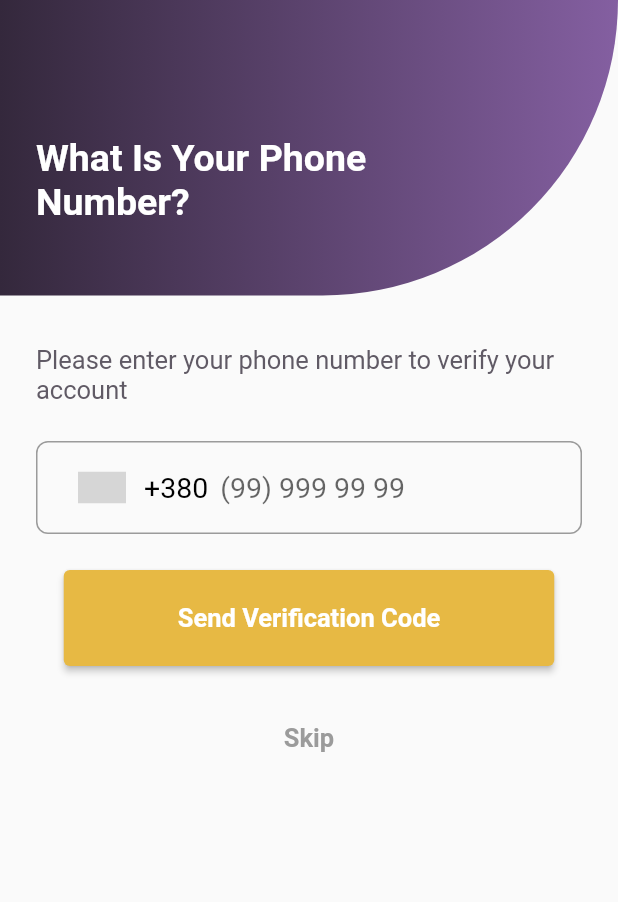
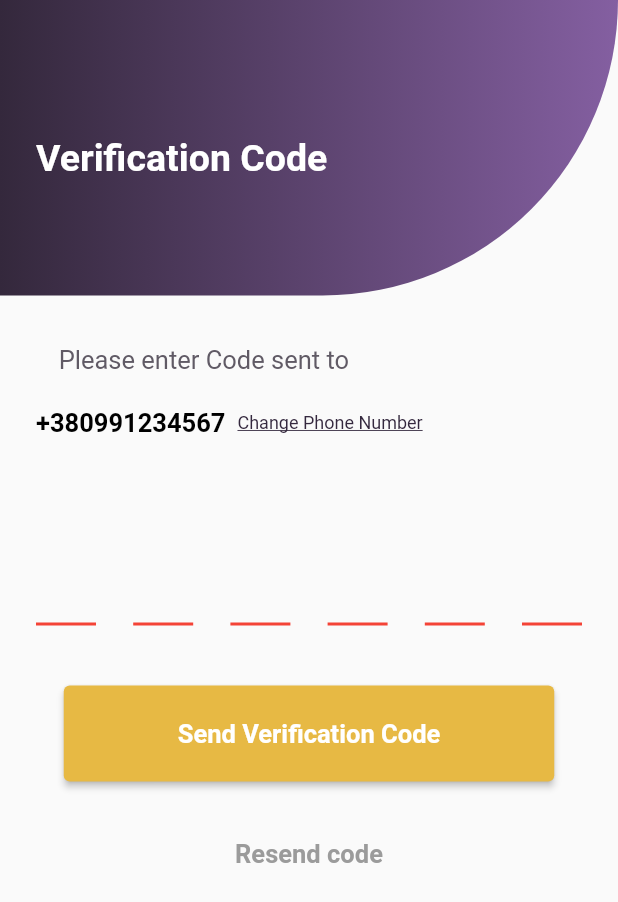
Before and after one commit to yurii-t/ecom_app, a Flutter app: the EnterPhoneWidget screen opened directly, after a tap on "Send Verification Code", on a phone screen of 412 x 824 dp. Shown: the top 902 px of the screen. Run offline on Flutter 3.47's test engine with Material 2 defaults, Android fonts, the phone set to English and light mode, and no system bars; drawn by our look-alikes of intl_phone_number_input, pin_code_fields; grey boxes are pictures that could not be loaded.

Commit message:
add pin_verification_screen

```diff
--- a/lib/ui/login/enter_phone_screen/enter_phone_widget.dart
+++ b/lib/ui/login/enter_phone_screen/enter_phone_widget.dart
@@ -1,3 +1,4 @@
+import 'package:ecom_app/ui/login/verefication_screen/verification_widget.dart';
 import 'package:flutter/material.dart';
 import 'package:flutter/widgets.dart';
 import 'package:intl_phone_number_input/intl_phone_number_input.dart';
@@ -109,7 +110,9 @@ class _EnterPhoneWidgetState extends State<EnterPhoneWidget> {
                                 onPrimary: Colors.white,
                                 minimumSize: const Size(327, 64),
                               ),
-                      onPressed: (){},
+                      onPressed: (){
+                        Navigator.push(context, MaterialPageRoute(builder: (context)=>  VerificationVWidget()));
+                      },
                       child: const Text('Send Verification Code',
                       style: TextStyle(
                         fontSize: 17,
--- /dev/null
+++ b/lib/ui/login/verefication_screen/pin_verification_body_widget.dart
@@ -0,0 +1,86 @@
+import 'dart:async';
+
+import 'package:flutter/material.dart';
+import 'package:pin_code_fields/pin_code_fields.dart';
+
+class PinVerificationBodyWidget extends StatefulWidget {
+  PinVerificationBodyWidget({Key? key}) : super(key: key);
+
+  @override
+  State<PinVerificationBodyWidget> createState() => _PinVerificationBodyWidgetState();
+}
+
+class _PinVerificationBodyWidgetState extends State<PinVerificationBodyWidget> {
+
+   TextEditingController textEditingController = TextEditingController();
+  // ..text = "123456";
+
+  // ignore: close_sinks
+  StreamController<ErrorAnimationType>? errorController;
+
+  bool hasError = false;
+  String currentText = "";
+  final formKey = GlobalKey<FormState>();
+
+  @override
+  void initState() {
+    errorController = StreamController<ErrorAnimationType>();
+    super.initState();
+  }
+
+  @override
+  void dispose() {
+    errorController!.close();
+
+    super.dispose();
+  }
+
+  // snackBar Widget
+  snackBar(String? message) {
+    return ScaffoldMessenger.of(context).showSnackBar(
+      SnackBar(
+        content: Text(message!),
+        duration: const Duration(seconds: 2),
+      ),
+    );
+  }
+
+
+  @override
+  Widget build(BuildContext context) {
+    return Center(
+      child: PinCodeTextField(
+  length: 6,
+  obscureText: false,
+  animationType: AnimationType.fade,
+  pinTheme: PinTheme(
+    shape: PinCodeFieldShape.underline,
+    borderRadius: BorderRadius.circular(5),
+    fieldHeight: 50,
+    fieldWidth: 40,
+    activeFillColor: Colors.white,
+  ),
+  animationDuration: Duration(milliseconds: 100),
+  //backgroundColor: Colors.blue.shade50,
+  enableActiveFill: false,
+  errorAnimationController: errorController,
+  controller: textEditingController,
+  onCompleted: (v) {
+    print("Completed");
+  },
+  onChanged: (value) {
+    print(value);
+    setState(() {
+      currentText = value;
+    });
+  },
+  beforeTextPaste: (text) {
+    print("Allowing to paste $text");
+    //if you return true then it will show the paste confirmation dialog. Otherwise if false, then nothing will happen.
+    //but you can show anything you want here, like your pop up saying wrong paste format or etc
+    return true;
+  }, appContext: context,// appContext: null,
+),
+    );
+  }
+}
--- a/lib/ui/login/verefication_screen/verification_widget.dart
+++ b/lib/ui/login/verefication_screen/verification_widget.dart
@@ -0,0 +1,130 @@
+import 'package:ecom_app/ui/login/verefication_screen/pin_verification_body_widget.dart';
+import 'package:flutter/material.dart';
+import 'package:flutter/widgets.dart';
+
+class VerificationVWidget extends StatefulWidget {
+  VerificationVWidget({Key? key}) : super(key: key);
+
+  @override
+  State<VerificationVWidget> createState() => _VerificationVWidgetState();
+}
+
+class _VerificationVWidgetState extends State<VerificationVWidget> {
+
+  Color yellowColor = const Color.fromRGBO(231, 185, 68, 1);
+
+  @override
+  Widget build(BuildContext context) {
+    return SafeArea(
+      child: Scaffold(
+        body: Column(
+          children: [
+            Container(
+                      width: MediaQuery.of(context).size.width,
+                      //375,
+                      height:197,
+                      child: const Padding(
+                        padding: EdgeInsets.fromLTRB(24, 91, 60, 44),
+                        child:  Text('Verification Code',
+                        textAlign: TextAlign.left,
+                        style: TextStyle(
+                          fontSize: 25,
+                          fontWeight: FontWeight.w700,
+                          color: Colors.white
+                        ),),
+                      ),
+                      decoration: const BoxDecoration(
+                        color:Colors.purple,
+                        borderRadius: BorderRadius.only(bottomRight: Radius.circular(300.0)),
+                         gradient: LinearGradient(
+                      colors: [Color.fromRGBO(52, 40, 60, 1),Color.fromRGBO(132, 95, 161, 1),],
+                      begin: Alignment.centerLeft,
+                      end: Alignment.centerRight,
+                      ),
+                      ),
+                    ),
+                    const SizedBox(height: 33,),
+                    const Padding(
+                      padding: EdgeInsets.only(left: 24,right: 160),
+                      child: Text('Please enter Code sent to ',
+                      textAlign: TextAlign.left,
+                      style: TextStyle(
+                        fontSize:17,
+                        fontWeight: FontWeight.w400,
+                        color: Color.fromRGBO(96, 90, 101, 1),
+
+                      ),
+                      ),
+                    ),
+                    Padding(
+                      padding: const EdgeInsets.fromLTRB(24, 8, 24, 37),
+                      child: Row(
+                        children: [
+                          const Text('+380991234567',
+                          style: TextStyle(fontSize: 17,fontWeight: FontWeight.w700,color: Colors.black),),
+
+                          TextButton(
+                            onPressed:(){
+                                Navigator.of(context).pop();
+                            },
+                            child: const Text('Change Phone Number',
+                            style:  TextStyle(
+                              fontSize: 12,
+                              fontWeight: FontWeight.w400,
+                              color: Color.fromRGBO(52, 40, 62, 1),
+                              decoration: TextDecoration.underline,
+                              )
+                              )
+                              )
+                        ],
+                      ) ,
+                      ),
+                    const SizedBox(height: 24,),
+
+                    Padding(
+                      padding: const EdgeInsets.only(left: 24,right: 24),
+                      child: PinVerificationBodyWidget(),
+                    ),
+
+
+
+                      const SizedBox(height: 24,),
+                    ElevatedButton(
+                      style: ElevatedButton.styleFrom(
+                                primary:yellowColor,
+                                onPrimary: Colors.white,
+                                minimumSize: const Size(327, 64),
+                              ),
+                      onPressed: (){
+                       // Navigator.push(context, MaterialPageRoute(builder: (context)=> const EnterPhoneWidget()));
+                      },
+                      child: const Text('Send Verification Code',
+                      style: TextStyle(
+                        fontSize: 17,
+                        fontWeight: FontWeight.w700
+                      ),)
+                      ),
+                      const SizedBox(height: 24,),
+                      Padding(
+                        padding: const EdgeInsets.only(left: 24,right: 24),
+                        child: TextButton
+                        (
+                          onPressed: (){},
+                        child: const Text(
+                          'Resend code',
+                          style: TextStyle(
+                            fontSize: 17,
+                            fontWeight: FontWeight.w700,
+                            color: Color.fromRGBO(155, 155, 155, 1),
+                            )
+                            )
+                            ),
+
+                      )
+          ],
+        ),
+
+      ),
+    );
+  }
+}
```
